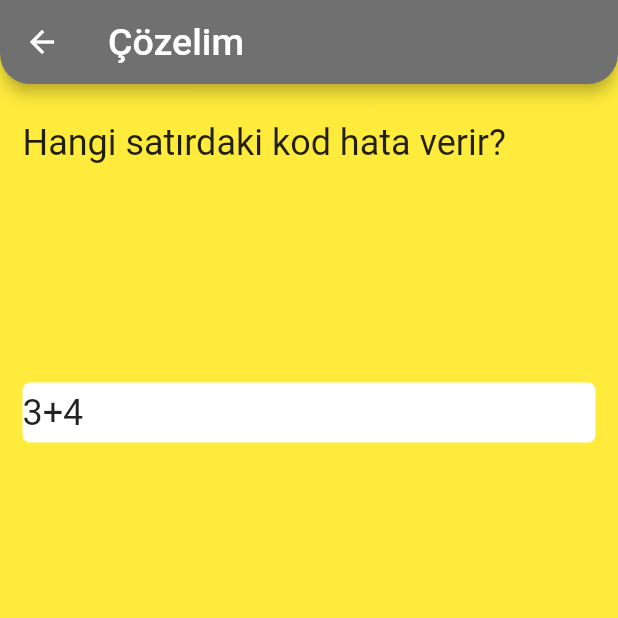
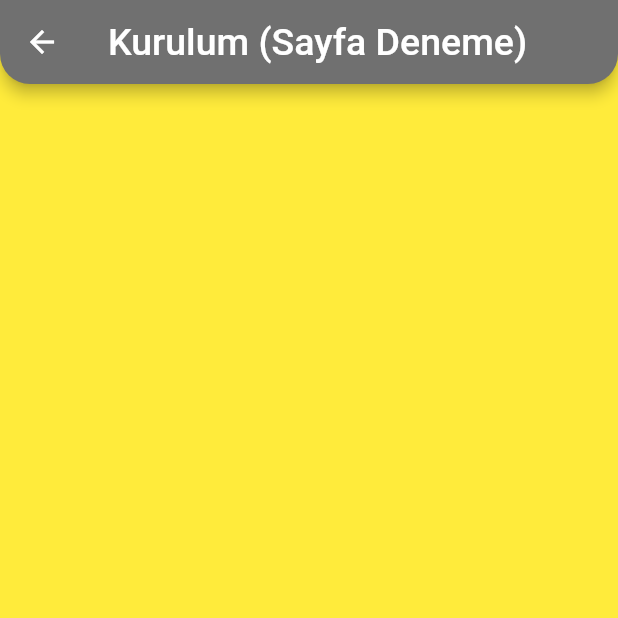
Before and after one commit to cagdaskasif/AMHE, a Flutter app: the screen it shows after launch, after a tap on the "laptop windows" icon, on a phone screen of 412 x 824 dp, the top half of it. Run offline on Flutter 3.47's test engine with Material 2 defaults, Android fonts, the phone set to English and light mode, and no system bars; Roboto replaces fonts that are missing (Consolas).

Commit message:
dersler giriş sayfası tasarımı düzenlendi, derslerin diğer sayfaları düzenlenecek

```diff
--- a/lib/dersler/anasayfa/ogrenmeyebasla.dart
+++ b/lib/dersler/anasayfa/ogrenmeyebasla.dart
@@ -31,7 +31,7 @@ class _ogrenmeyebaslaState extends State<ogrenmeyebasla> {
         child: Column(
           children: <Widget>[
             Container(
-              margin: EdgeInsets.fromLTRB(20, 10, 20, 10),
+              margin: EdgeInsets.fromLTRB(20, 50, 20, 10),
               child: RaisedButton(
                 color: Colors.white,
                 padding: EdgeInsets.all(2.0),
@@ -59,7 +59,7 @@ class _ogrenmeyebaslaState extends State<ogrenmeyebasla> {
                 onPressed: () {
                   Navigator.push(
                     context,
-                    MaterialPageRoute(builder: (context) => MyApp()),
+                    MaterialPageRoute(builder: (context) => MyApp1()),
                   );
                 },
               ),
@@ -99,7 +99,7 @@ class _ogrenmeyebaslaState extends State<ogrenmeyebasla> {
               ),
             ),
             Container(
-              margin: EdgeInsets.fromLTRB(20, 50, 20, 10),
+              margin: EdgeInsets.fromLTRB(20, 10, 20, 10),
               child: RaisedButton(
                 color: Colors.white,
                 padding: EdgeInsets.all(2.0),
--- a/lib/homeScreen.dart
+++ b/lib/homeScreen.dart
@@ -2,6 +2,7 @@ import 'package:flutter/cupertino.dart';
 import 'package:flutter/material.dart';
 import 'package:pyton_ogren/dersler/anasayfa/ogrenmeyebasla.dart';
 import 'package:pyton_ogren/kullanici_girisi.dart';
+import 'package:pyton_ogren/kurulum.dart';
 import 'package:pyton_ogren/oyunlarRadioButton.dart';
 
 class homeScreen extends StatefulWidget {
@@ -64,48 +65,6 @@ class _homeScreenState extends State<homeScreen> {
                     ),
                   ],
                 ),
-
-                /*Column(
-                  children: <Widget>[
-                    Container(
-                      margin: EdgeInsets.all(20),
-                      decoration: BoxDecoration(
-                        color: Color.fromARGB(255, 112, 112, 112),
-                        borderRadius: BorderRadius.circular(90),
-
-                      ),
-                      child:
-                        Expanded(
-                          flex: 4,
-                          child:
-    new LayoutBuilder(builder: (context, constraint) {
-    return new
-                      IconButton(
-                        onPressed: () {
-                          Navigator.push(
-                              context,
-                              MaterialPageRoute(
-                                  builder: (context) => ogrenmeyebasla()));
-                        },
-                        icon: Icon(
-                          Icons.code,
-                          color: Color.fromARGB(255, 255, 235, 59),
-                          size: constraint.biggest.height/30,
-                        ),
-
-                        );
-
-  },),
-
-      ),
-                      // width: 100,
-                      //  height: 100,
-                    ),
-                    Text(
-                      "Kodla",
-                    ),
-                  ],
-                ),*/
                 Column(
                   children: <Widget>[
                     Container(
@@ -179,7 +138,7 @@ class _homeScreenState extends State<homeScreen> {
                           Navigator.push(
                               context,
                               MaterialPageRoute(
-                                  builder: (context) => OyunlarRadioButton()));
+                                  builder: (context) => Kurulum()));
                         },
                         icon: Icon(
                           Icons.laptop_windows,
--- a/lib/kullanici_girisi.dart
+++ b/lib/kullanici_girisi.dart
@@ -49,7 +49,7 @@ class KullaniciGirisi extends StatelessWidget {
             RaisedButton(
               child: Text("Git"),
               textColor: Colors.white,
-              color: Colors.blue,
+              color: Color.fromARGB(255, 21, 146, 230),
               onPressed: () {
                 Navigator.push(context, MaterialPageRoute(builder: (context)=> homeScreen()));
               },
--- /dev/null
+++ b/lib/kurulum.dart
@@ -0,0 +1,26 @@
+import 'package:flutter/cupertino.dart';
+import 'package:flutter/material.dart';
+
+class Kurulum extends StatelessWidget {
+  @override
+  Widget build(BuildContext context) {
+    return Scaffold(
+      backgroundColor: Color.fromARGB(255, 255, 235, 59),
+      appBar: AppBar(
+        title:  Text(
+          ("Kurulum (Sayfa Deneme)"),
+          style: TextStyle(fontSize: 25),
+        ),
+        shape: RoundedRectangleBorder(
+          borderRadius: BorderRadius.vertical(
+            bottom: Radius.circular(20),
+          ),
+        ),
+        backgroundColor: Color.fromARGB(255, 112, 112, 112),
+      ),
+      body: Column(
+
+      ),
+    );
+  }
+}
```
Also changed, not shown: lib/dersler/anasayfa/derslergirismain.dart (+53 -26 lines), lib/dersler/anasayfa/derslerkosulkararmain.dart (+45 -21 lines), lib/dersler/anasayfa/derslerveritiplerimain.dart (+45 -22 lines), lib/dersler/giris/giris1.dart (+16 -4 lines), lib/dersler/giris/giris10.dart (+16 -5 lines), lib/dersler/giris/giris2.dart (+16 -5 lines), lib/dersler/giris/giris3.dart (+16 -5 lines), lib/dersler/giris/giris4.dart (+16 -5 lines), lib/dersler/giris/giris5.dart (+16 -5 lines), lib/dersler/giris/giris6.dart (+16 -5 lines), lib/dersler/giris/giris7.dart (+16 -5 lines), lib/dersler/giris/giris8.dart (+16 -5 lines), lib/dersler/giris/giris9.dart (+16 -5 lines).
